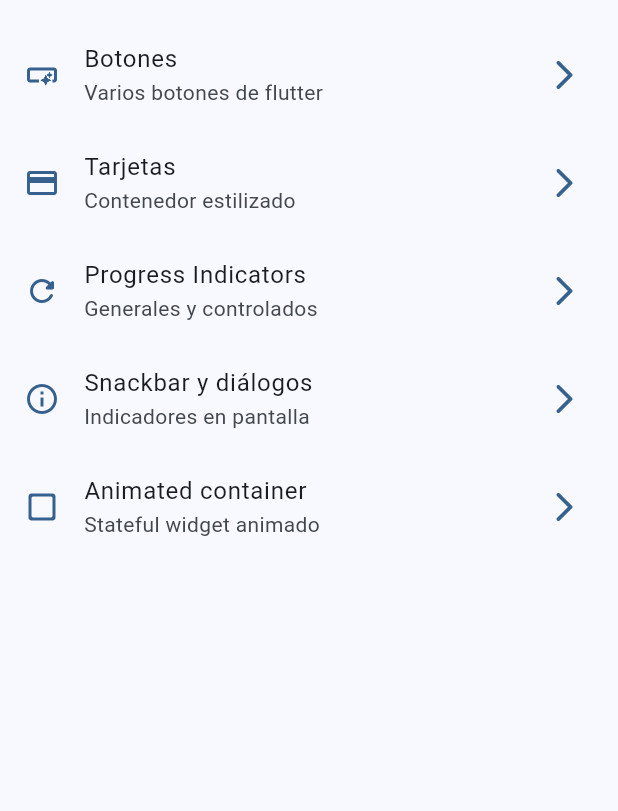
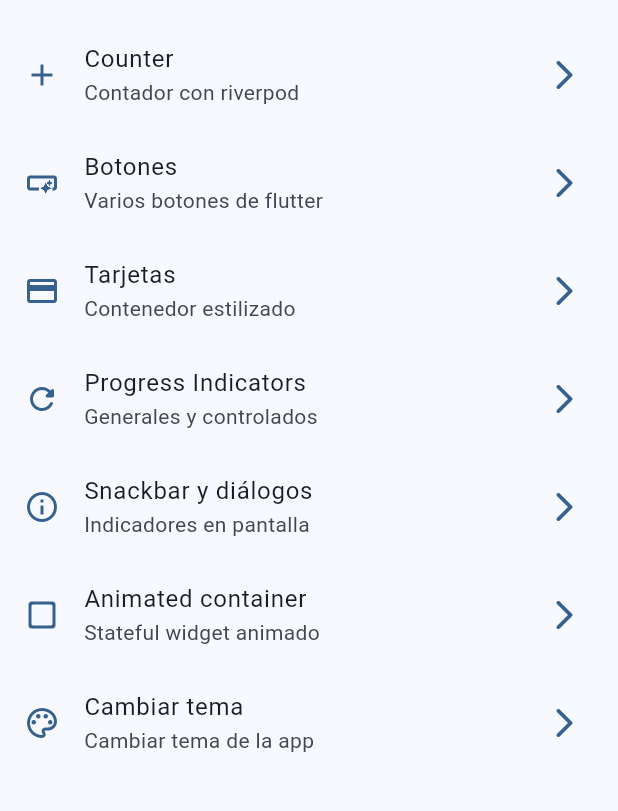
Before and after one commit to brayanramosc/widgets_app, a Flutter app: the screen it shows after launch, on a phone screen of 412 x 824 dp, the part 63-874 px from its top. Run offline on Flutter 3.47's test engine with Material 3 defaults, Android fonts, the phone set to English and light mode, and no system bars; our stand-ins replace flutter_riverpod, go_router.

Commit message:
feat: add app state notifier

```diff
--- a/lib/config/menu/menu_items.dart
+++ b/lib/config/menu/menu_items.dart
@@ -15,6 +15,13 @@ class MenuItem {
 }
 
 const appMenuItems = <MenuItem>[
+  MenuItem(
+      title: 'Counter',
+      subtitle: 'Contador con riverpod',
+      url: '/counter',
+      icon: Icons.add,
+  ),
+
   MenuItem(
       title: 'Botones',
       subtitle: 'Varios botones de flutter',
@@ -49,4 +56,11 @@ const appMenuItems = <MenuItem>[
     url: '/animated',
     icon: Icons.check_box_outline_blank_rounded,
   ),
+
+  MenuItem(
+    title: 'Cambiar tema',
+    subtitle: 'Cambiar tema de la app',
+    url: '/theme-changer',
+    icon: Icons.color_lens_outlined,
+  ),
 ];
--- a/lib/config/router/app_router.dart
+++ b/lib/config/router/app_router.dart
@@ -26,4 +26,12 @@ final appRouter = GoRouter(initialLocation: '/', routes: [
       path: '/animated',
       name: AnimatedScreen.name,
       builder: (context, state) => const AnimatedScreen()),
+  GoRoute(
+      path: '/counter',
+      name: CounterScreen.name,
+      builder: (context, state) => const CounterScreen()),
+  GoRoute(
+      path: '/theme-changer',
+      name: ThemeChangerScreen.name,
+      builder: (context, state) => const ThemeChangerScreen()),
 ]);
--- a/lib/config/theme/app_theme.dart
+++ b/lib/config/theme/app_theme.dart
@@ -14,14 +14,16 @@ const colorList = <Color>[
 
 class AppTheme {
   final int selectedColor;
+  final bool isDarkMode;
 
-  AppTheme({this.selectedColor = 0})
+  AppTheme({this.selectedColor = 0, this.isDarkMode = false})
       : assert(selectedColor >= 0, 'Selected color must be greater than 0'),
         assert(selectedColor < colorList.length,
             'Selected color must be less or equal than ${colorList.length}');
 
   ThemeData getTheme() => ThemeData(
       useMaterial3: true,
+      brightness: isDarkMode ? Brightness.dark : Brightness.light,
       colorSchemeSeed: colorList[selectedColor],
       appBarTheme: const AppBarTheme(centerTitle: false));
 }
--- a/lib/main.dart
+++ b/lib/main.dart
@@ -1,21 +1,27 @@
 import 'package:flutter/material.dart';
+import 'package:flutter_riverpod/flutter_riverpod.dart';
 import 'package:widgets_app/config/router/app_router.dart';
 import 'package:widgets_app/config/theme/app_theme.dart';
+import 'package:widgets_app/presentation/providers/theme_provider.dart';
 
 void main() {
-  runApp(const MyApp());
+  runApp(const ProviderScope(child: MyApp()));
 }
 
-class MyApp extends StatelessWidget {
+class MyApp extends ConsumerWidget {
   const MyApp({super.key});
 
   @override
-  Widget build(BuildContext context) {
+  Widget build(BuildContext context, WidgetRef ref) {
+    final bool isDarkMode = ref.watch(isDarkModeProvider);
+    final int selectedColor = ref.watch(selectedColorProvider);
+
     return MaterialApp.router(
       routerConfig: appRouter,
       title: 'Flutter widgets',
       debugShowCheckedModeBanner: false,
-      theme: AppTheme(selectedColor: 0).getTheme(),
+      theme: AppTheme(selectedColor: selectedColor, isDarkMode: isDarkMode)
+          .getTheme(),
     );
   }
 }
--- /dev/null
+++ b/lib/presentation/providers/counter_provider.dart
@@ -0,0 +1,3 @@
+import 'package:flutter_riverpod/flutter_riverpod.dart';
+
+final counterProvider = StateProvider<int>((ref) => 5);
--- /dev/null
+++ b/lib/presentation/providers/theme_provider.dart
@@ -0,0 +1,6 @@
+import 'package:flutter_riverpod/flutter_riverpod.dart';
+import 'package:widgets_app/config/theme/app_theme.dart';
+
+final isDarkModeProvider = StateProvider<bool>((ref) => false);
+final colorListProvider = Provider((ref) => colorList);
+final selectedColorProvider = StateProvider<int>((ref) => 0);
--- a/lib/presentation/screens/screens.dart
+++ b/lib/presentation/screens/screens.dart
@@ -2,8 +2,10 @@ export 'package:widgets_app/presentation/screens/animated/animated_screen.dart';
 export 'package:widgets_app/presentation/screens/app_tutorial/app_tutorial_screen.dart';
 export 'package:widgets_app/presentation/screens/buttons/buttons_screen.dart';
 export 'package:widgets_app/presentation/screens/cards/cards_screen.dart';
+export 'package:widgets_app/presentation/screens/counter/counter_screen.dart';
 export 'package:widgets_app/presentation/screens/home/home_screen.dart';
 export 'package:widgets_app/presentation/screens/infinite_scroll/infinite_scroll_screen.dart';
 export 'package:widgets_app/presentation/screens/progress/progress_screen.dart';
 export 'package:widgets_app/presentation/screens/snackbar/snackbar_screen.dart';
+export 'package:widgets_app/presentation/screens/theme_changer/theme_changer_screen.dart';
 export 'package:widgets_app/presentation/screens/ui_controls/ui_controls_screen.dart';
--- a/pubspec.yaml
+++ b/pubspec.yaml
@@ -36,6 +36,7 @@ dependencies:
   # Use with the CupertinoIcons class for iOS style icons.
   cupertino_icons: ^1.0.6
   go_router: ^14.2.7
+  flutter_riverpod: ^2.5.1
 
 dev_dependencies:
   flutter_test:
```
Also changed, not shown: lib/presentation/screens/counter/counter_screen.dart (added, +44 -0 lines), lib/presentation/screens/theme_changer/theme_changer_screen.dart (added, +63 -0 lines), pubspec.lock.
